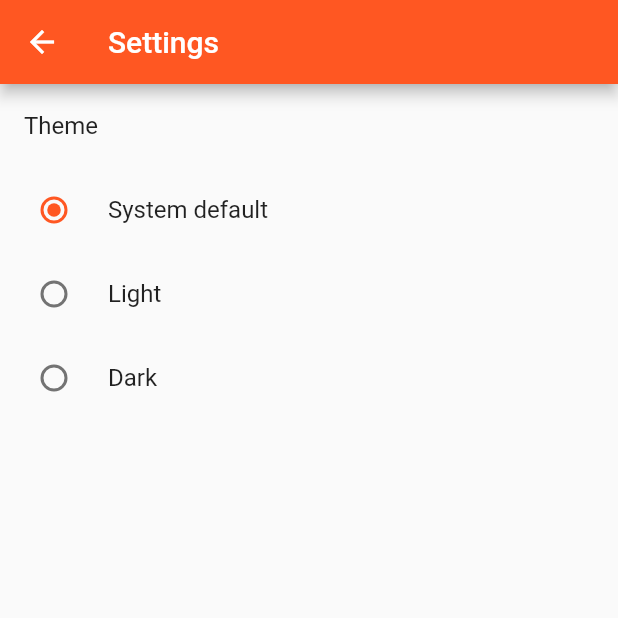
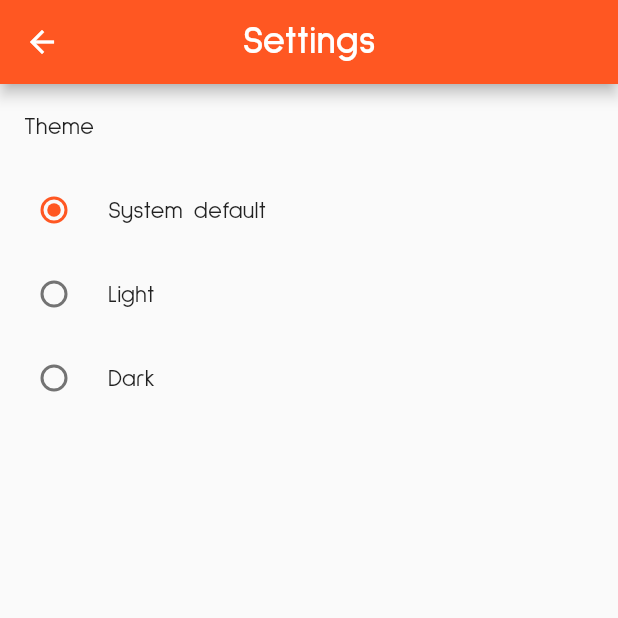
Before and after one commit to rinald/cafeteria, a Flutter app: the screen it shows after launch, after a tap on "Settings Screen", on a phone screen of 412 x 824 dp, the top half of it. Run offline on Flutter 3.47's test engine with Material 2 defaults, Android fonts, the light colour scheme and no system bars; our stand-ins replace outline_material_icons.

Commit message:
Added fonts

```diff
--- a/lib/app.dart
+++ b/lib/app.dart
@@ -3,20 +3,20 @@ import 'package:flutter/material.dart';
 import 'package:provider/provider.dart';
 
 import './screens/screens.dart';
-import './blocs/theme_bloc.dart';
+// import './blocs/theme_bloc.dart';
 import './themes.dart';
 
 class _App extends StatelessWidget {
   @override
   Widget build(BuildContext context) {
-    final _themeBloc = Provider.of<ThemeBloc>(context);
+    final _themeMode = Provider.of<ValueNotifier<ThemeMode>>(context);
 
     return MaterialApp(
       debugShowCheckedModeBanner: false,
       title: 'Cafeteria',
       theme: lightTheme,
       darkTheme: darkTheme,
-      themeMode: _themeBloc.themeMode,
+      themeMode: _themeMode.value,
       routes: {
         '/': (_) => HomeScreen(),
         '/login': (_) => LoginScreen(),
@@ -27,12 +27,12 @@ class _App extends StatelessWidget {
 }
 
 class App extends StatelessWidget {
-  final _themeBloc = ThemeBloc();
+  // final _themeBloc = ThemeBloc();
 
   @override
   Widget build(BuildContext context) {
     return ChangeNotifierProvider.value(
-      value: _themeBloc,
+      value: ValueNotifier(ThemeMode.system),
       child: _App(),
     );
   }
--- a/lib/blocs/theme_bloc.dart
+++ /dev/null
@@ -1,12 +0,0 @@
-import 'package:flutter/material.dart';
-
-class ThemeBloc with ChangeNotifier {
-  var _themeMode = ThemeMode.system;
-
-  ThemeMode get themeMode => _themeMode;
-
-  set themeMode(ThemeMode mode) {
-    _themeMode = mode;
-    notifyListeners();
-  }
-}
--- a/lib/main.dart
+++ b/lib/main.dart
@@ -1,4 +1,4 @@
 import 'package:flutter/material.dart';
-import 'package:cafeteria/app.dart';
+import './app.dart';
 
 main() => runApp(App());
--- a/lib/screens/home_screen.dart
+++ b/lib/screens/home_screen.dart
@@ -1,5 +1,8 @@
 import 'package:flutter/material.dart';
 import 'package:outline_material_icons/outline_material_icons.dart';
+import 'package:provider/provider.dart';
+
+// import '../blocs/navbar_bloc.dart';
 
 BottomNavigationBarItem _barItem({
   String title,
@@ -13,14 +16,7 @@ BottomNavigationBarItem _barItem({
   );
 }
 
-class BottomBar extends StatefulWidget {
-  @override
-  _BottomBarState createState() => _BottomBarState();
-}
-
-class _BottomBarState extends State<BottomBar> {
-  int _index = 0;
-
+class BottomBar extends StatelessWidget {
   final _barItems = [
     _barItem(
       title: 'Home',
@@ -39,32 +35,27 @@ class _BottomBarState extends State<BottomBar> {
     ),
   ];
 
-  void _onTap(int index) {
-    setState(() {
-      _index = index;
-    });
-  }
-
   @override
   Widget build(BuildContext context) {
+    final _index = Provider.of<ValueNotifier<int>>(context);
+
     return BottomNavigationBar(
-      currentIndex: _index,
-      onTap: _onTap,
+      currentIndex: _index.value,
+      onTap: (int index) => _index.value = index,
       showUnselectedLabels: false,
       items: _barItems,
     );
   }
 }
 
-class HomeScreen extends StatelessWidget {
+class HomeView extends StatelessWidget {
   @override
   Widget build(BuildContext context) {
-    return Scaffold(
-      appBar: AppBar(
-        title: Text('Cafeteria'),
-      ),
-      body: ListView(
-        children: [
+    final _index = Provider.of<ValueNotifier<int>>(context);
+
+    if (_index.value == 0) {
+      return ListView(
+        children: <Widget>[
           ListTile(
             title: Text('Login Screen'),
             leading: Icon(OMIcons.person),
@@ -76,8 +67,38 @@ class HomeScreen extends StatelessWidget {
             onTap: () => Navigator.pushNamed(context, '/settings'),
           ),
         ],
+      );
+    } else if (_index.value == 1) {
+      return Center(
+        child: Icon(
+          Icons.receipt,
+          size: 40,
+        ),
+      );
+    }
+
+    return Center(
+      child: Icon(
+        Icons.history,
+        size: 40,
       ),
-      bottomNavigationBar: BottomBar(),
     );
   }
 }
+
+class HomeScreen extends StatelessWidget {
+  @override
+  Widget build(BuildContext context) {
+    return ChangeNotifierProvider.value(
+      value: ValueNotifier(0),
+      child: Scaffold(
+        appBar: AppBar(
+          centerTitle: true,
+          title: Text('Cafeteria'),
+        ),
+        body: HomeView(),
+        bottomNavigationBar: BottomBar(),
+      ),
+    );
+  }
+}
--- a/lib/screens/login_screen.dart
+++ b/lib/screens/login_screen.dart
@@ -5,6 +5,7 @@ class LoginScreen extends StatelessWidget {
   Widget build(BuildContext context) {
     return Scaffold(
       appBar: AppBar(
+        centerTitle: true,
         title: Text('Login'),
       ),
       body: Container(),
--- a/lib/screens/settings_screen.dart
+++ b/lib/screens/settings_screen.dart
@@ -2,15 +2,16 @@ import 'package:flutter/material.dart';
 
 import 'package:provider/provider.dart';
 
-import '../blocs/theme_bloc.dart';
+// import '../blocs/theme_bloc.dart';
 
 class SettingsScreen extends StatelessWidget {
   @override
   Widget build(BuildContext context) {
-    final _themeBloc = Provider.of<ThemeBloc>(context);
+    final _themeMode = Provider.of<ValueNotifier<ThemeMode>>(context);
 
     return Scaffold(
       appBar: AppBar(
+        centerTitle: true,
         title: Text('Settings'),
       ),
       body: ListView(
@@ -21,26 +22,20 @@ class SettingsScreen extends StatelessWidget {
           RadioListTile(
             title: Text('System default'),
             value: ThemeMode.system,
-            groupValue: _themeBloc.themeMode,
-            onChanged: (ThemeMode mode) {
-              _themeBloc.themeMode = mode;
-            },
+            groupValue: _themeMode.value,
+            onChanged: (ThemeMode mode) => _themeMode.value = mode,
           ),
           RadioListTile(
             title: Text('Light'),
             value: ThemeMode.light,
-            groupValue: _themeBloc.themeMode,
-            onChanged: (ThemeMode mode) {
-              _themeBloc.themeMode = mode;
-            },
+            groupValue: _themeMode.value,
+            onChanged: (ThemeMode mode) => _themeMode.value = mode,
           ),
           RadioListTile(
             title: Text('Dark'),
             value: ThemeMode.dark,
-            groupValue: _themeBloc.themeMode,
-            onChanged: (ThemeMode mode) {
-              _themeBloc.themeMode = mode;
-            },
+            groupValue: _themeMode.value,
+            onChanged: (ThemeMode mode) => _themeMode.value = mode,
           ),
         ],
       ),
--- a/lib/themes.dart
+++ b/lib/themes.dart
@@ -1,11 +1,25 @@
 import 'package:flutter/material.dart';
 
 final lightTheme = ThemeData(
+  fontFamily: 'SulphurPoint',
   brightness: Brightness.light,
   primarySwatch: Colors.deepOrange,
+  appBarTheme: _appBarTheme,
 );
 
 final darkTheme = ThemeData(
+  fontFamily: 'SulphurPoint',
   brightness: Brightness.dark,
   primarySwatch: Colors.grey,
+  appBarTheme: _appBarTheme,
 );
+
+final _appBarTheme = AppBarTheme(
+  textTheme: TextTheme(
+    title: TextStyle(
+      fontFamily: 'SulphurPoint',
+      fontWeight: FontWeight.bold,
+      fontSize: 26,
+    ),
+  ),
+);
```
Also changed, not shown: pubspec.yaml (+13 -0 lines), fonts/BebasNeue-Regular.ttf (added), fonts/SulphurPoint-Bold.ttf (added), fonts/SulphurPoint-Light.ttf (added), fonts/SulphurPoint-Regular.ttf (added).
